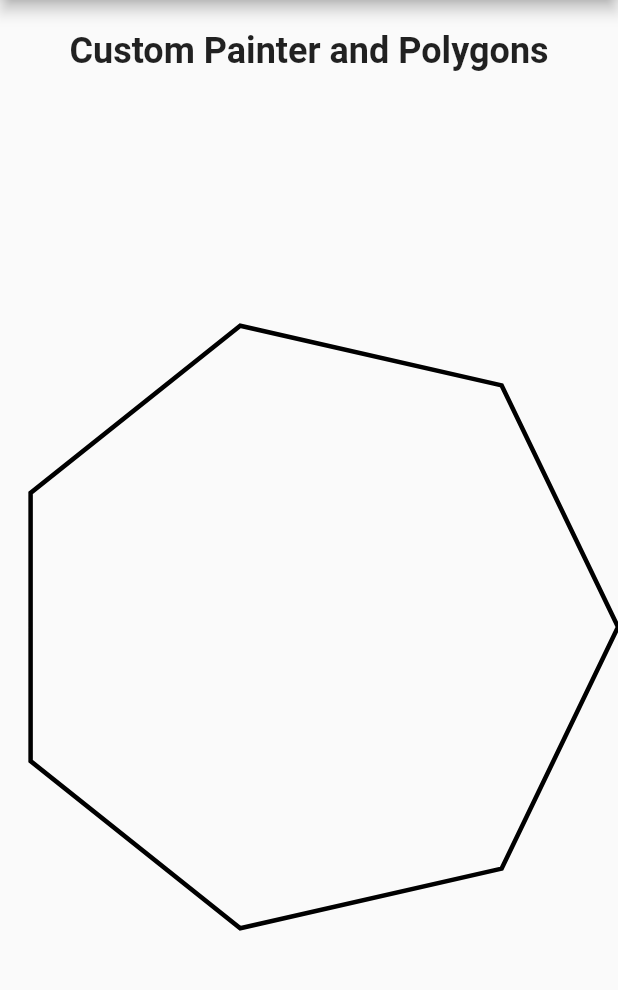
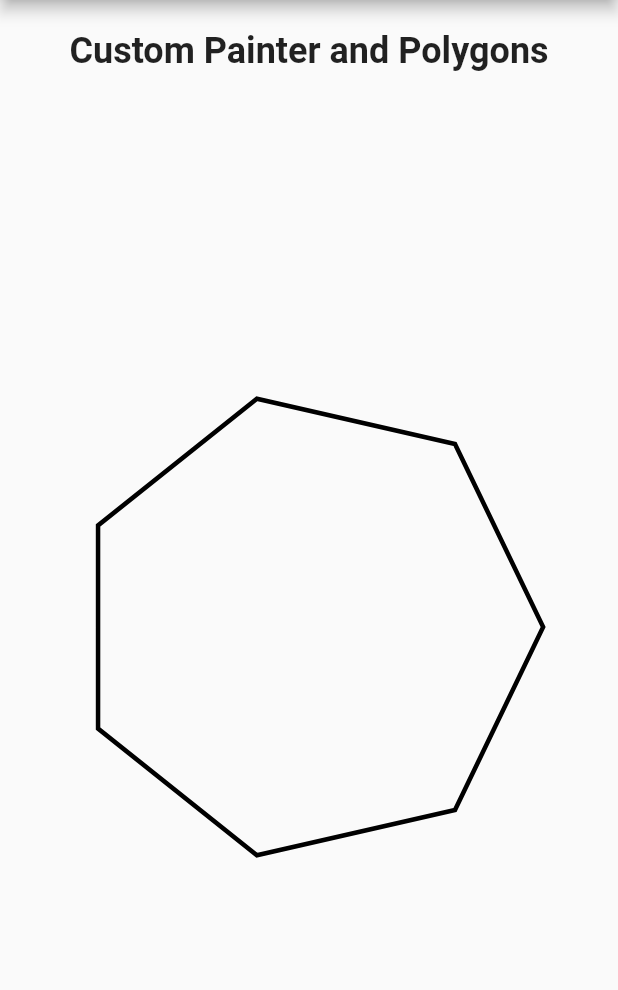
Before and after one commit to alxayeed/flutter-animation-graphics, a Flutter app: the CustomPainterScreen screen opened directly, on a phone screen of 412 x 824 dp, the part 84-1074 px from its top. Run offline on Flutter 3.47's test engine with Material 2 defaults, Android fonts, the phone set to English and light mode, and no system bars.

Commit message:
Add: size or radius animation added

```diff
--- a/lib/screens/custom_painter_screen.dart
+++ b/lib/screens/custom_painter_screen.dart
@@ -8,21 +8,28 @@ class CustomPainterScreen extends StatefulWidget {
   State<CustomPainterScreen> createState() => _CustomPainterScreenState();
 }
 
-class _CustomPainterScreenState extends State<CustomPainterScreen> with TickerProviderStateMixin{
+class _CustomPainterScreenState extends State<CustomPainterScreen>
+    with TickerProviderStateMixin {
   late AnimationController _sidesController;
   late Animation<int> _sidesAnimation;
 
+  late AnimationController _sizeController;
+  late Animation _sizeAnimation;
+
   @override
   void initState() {
-    _sidesController = AnimationController(
-        vsync: this,
-        duration: const Duration(seconds: 3)
-    );
+    _sidesController =
+        AnimationController(vsync: this, duration: const Duration(seconds: 3));
 
-    _sidesAnimation = IntTween(
-      begin: 3,
-      end: 10
-    ).animate(_sidesController);
+    _sidesAnimation = IntTween(begin: 3, end: 10).animate(_sidesController);
+
+    // radius
+    _sizeController =
+        AnimationController(vsync: this, duration: const Duration(seconds: 3));
+
+    _sizeAnimation = Tween(begin: 20.0, end: 400.0)
+        .chain(CurveTween(curve: Curves.bounceInOut))
+        .animate(_sizeController);
 
     super.initState();
   }
@@ -30,15 +37,16 @@ class _CustomPainterScreenState extends State<CustomPainterScreen> with TickerPr
   @override
   void dispose() {
     _sidesController.dispose();
+    _sizeController.dispose();
     super.dispose();
   }
 
   @override
   void didChangeDependencies() {
     _sidesController.repeat(reverse: true);
+    _sizeController.repeat(reverse: true);
     super.didChangeDependencies();
   }
-
 
   @override
   Widget build(BuildContext context) {
@@ -71,17 +79,17 @@ class _CustomPainterScreenState extends State<CustomPainterScreen> with TickerPr
             child: AnimatedBuilder(
               animation: Listenable.merge([
                 _sidesController,
+                _sizeController,
               ]),
               builder: (BuildContext context, Widget? child) {
                 return CustomPaint(
                   painter: Polygon(sides: _sidesAnimation.value),
                   child: SizedBox(
-                    height: MediaQuery.of(context).size.height,
-                    width: MediaQuery.of(context).size.width,
+                    height: _sizeAnimation.value,
+                    width: _sizeAnimation.value,
                   ),
                 );
               },
-
             ),
           ),
         ],
@@ -98,10 +106,10 @@ class Polygon extends CustomPainter {
   @override
   void paint(Canvas canvas, Size size) {
     var paint = Paint()
-    ..color = Colors.black
+      ..color = Colors.black
       ..style = PaintingStyle.stroke
-    ..strokeCap = StrokeCap.round
-    ..strokeWidth = 3;
+      ..strokeCap = StrokeCap.round
+      ..strokeWidth = 3;
 
     var path = Path();
 
@@ -116,7 +124,7 @@ class Polygon extends CustomPainter {
 
     List<double> angles = List.generate(sides, (index) => index * angle);
 
-    for (angle in angles){
+    for (angle in angles) {
       final x = center.dx + radius * cos(angle);
       final y = center.dy + radius * sin(angle);
 
@@ -125,7 +133,6 @@ class Polygon extends CustomPainter {
 
     path.close();
     canvas.drawPath(path, paint);
-
   }
 
   @override
```
